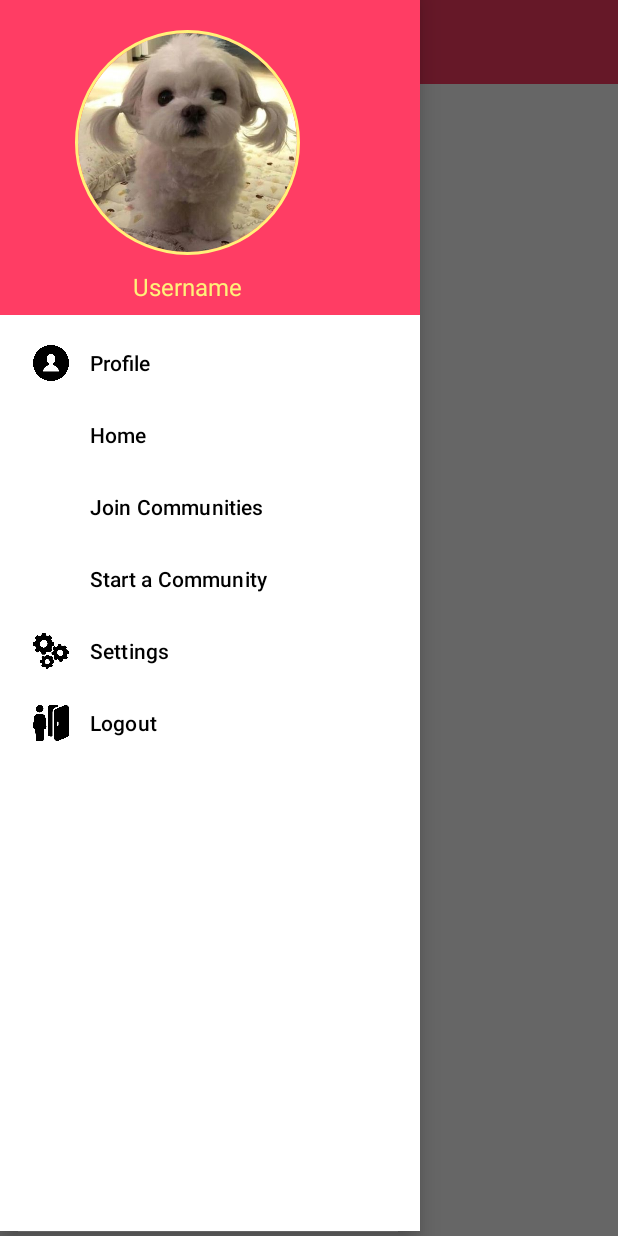
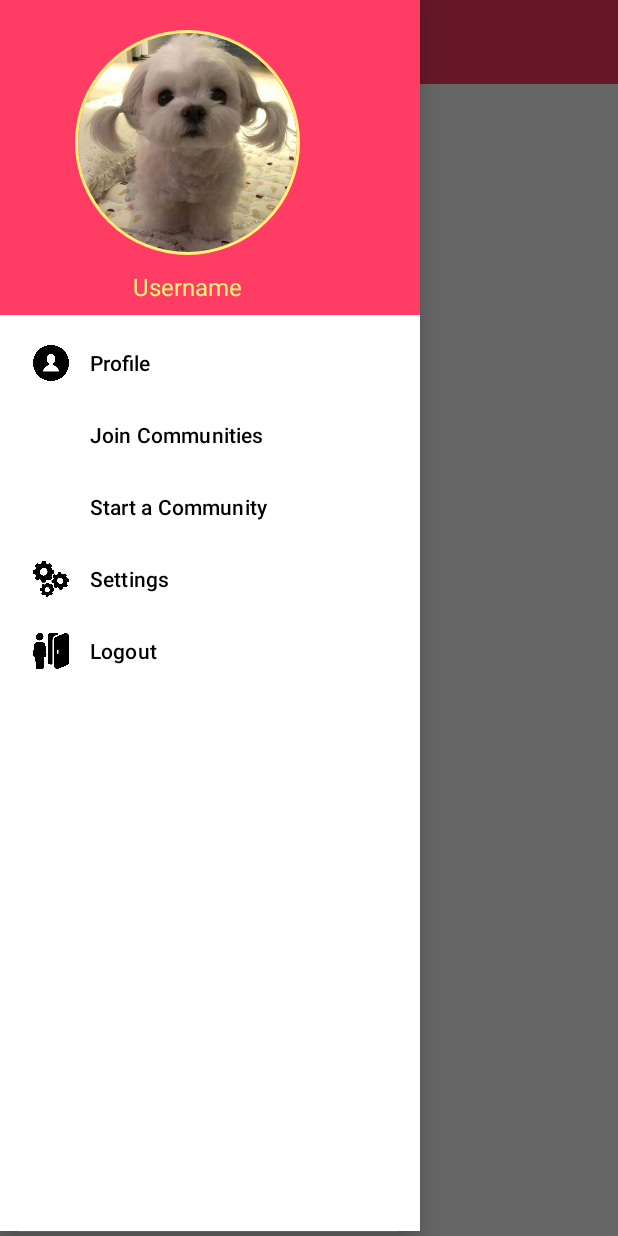
Before and after one commit to zevnil/SheHacks2021, an Android app: the MainActivity screen opened directly, with no data from a screen before it, with the side drawer open, on a phone screen of 412 x 824 dp. Run offline under Robolectric (Android 15) with nearby library versions, the phone set to English and light mode, and no system bars; our stand-ins replace CircleImageView, Firebase (no records; nobody signed in at launch, a user with empty details on screens opened directly), Picasso; 1 statement that could not run was skipped.

Commit message:
Removed toasts

```diff
--- a/app/src/main/java/com/example/shehacks2021/MainActivity.java
+++ b/app/src/main/java/com/example/shehacks2021/MainActivity.java
@@ -230,9 +230,6 @@ public class MainActivity extends AppCompatActivity {
                 Intent profileIntent = new Intent(MainActivity.this, ProfileActivity.class);
                 startActivity(profileIntent);
                 break;
-            case R.id.nav_home:
-                Toast.makeText(this, "Home activity", Toast.LENGTH_SHORT).show();
-                break;
             case R.id.nav_join_community:
                 Toast.makeText(this, "JoinCommunity activity", Toast.LENGTH_SHORT).show();
                 Intent joinCommunityIntent = new Intent(MainActivity.this, JoinCommunityActivity.class);
--- a/app/src/main/java/com/example/shehacks2021/SecretSantaFragment.java
+++ b/app/src/main/java/com/example/shehacks2021/SecretSantaFragment.java
@@ -125,7 +125,7 @@ public class SecretSantaFragment extends Fragment {
         volunteerButton.setOnClickListener(new View.OnClickListener() {
             @Override
             public void onClick(View v) {
-                Toast.makeText(getContext(), "Volunteer button clicked", Toast.LENGTH_SHORT).show();
+                //Toast.makeText(getContext(), "Volunteer button clicked", Toast.LENGTH_SHORT).show();
 
                 if(addressAvailable.equals("no"))
                     Toast.makeText(getContext(), "Please upload your contact details before joining.", Toast.LENGTH_SHORT).show();
--- a/app/src/main/res/menu/navigation_menu.xml
+++ b/app/src/main/res/menu/navigation_menu.xml
@@ -5,10 +5,6 @@
         android:id="@+id/nav_profile"
         android:title="Profile"
         android:icon="@drawable/profile_icon">
-    </item>
-    <item
-        android:id="@+id/nav_home"
-        android:title="Home">
     </item>
     <item
         android:id="@+id/nav_join_community"
```
Also changed, not shown: app/src/main/java/com/example/shehacks2021/CommunityActivity.java (+4 -3 lines).
